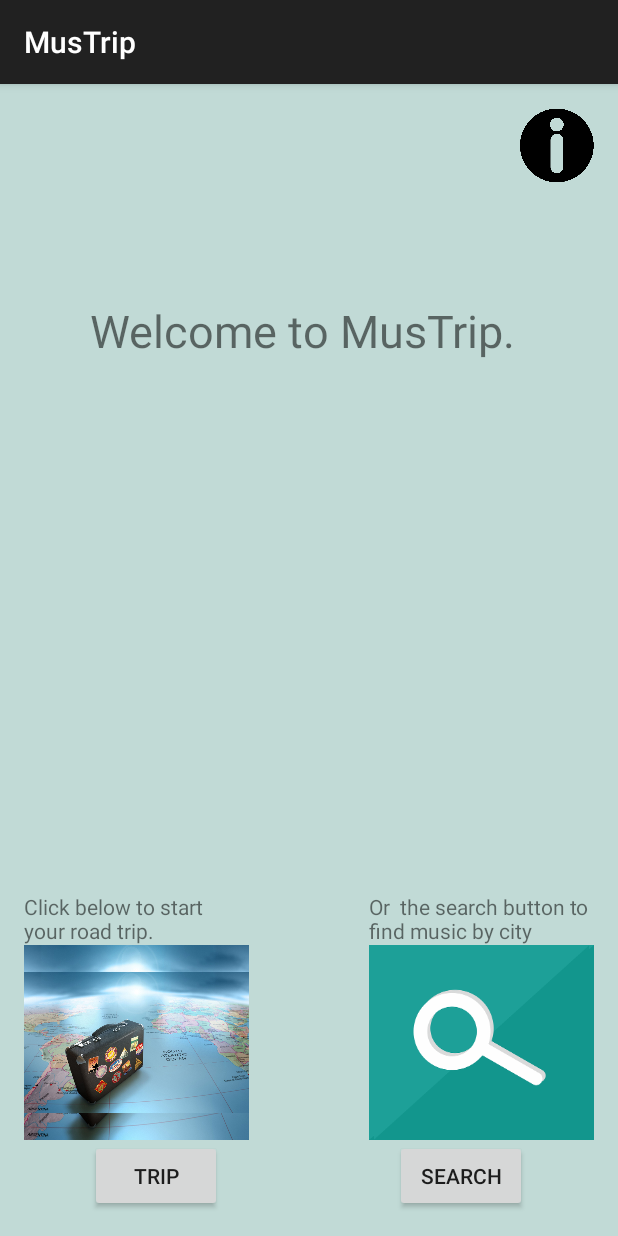
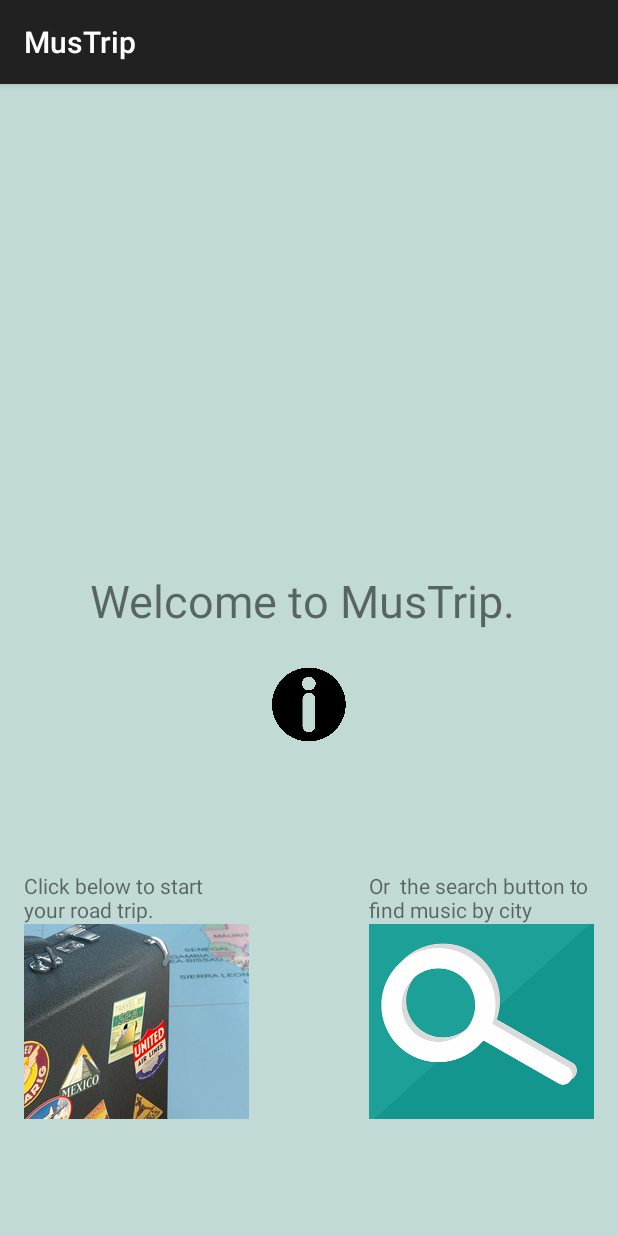
Before and after one commit to mcarri01/MusTrip, an Android app: the MainActivity screen opened directly, with no data from a screen before it, on a phone screen of 412 x 824 dp. Run offline under Robolectric (Android 15) with nearby library versions, the phone set to English and light mode, and no system bars; libraries missing offline, so code that uses them is left out: com.crashlytics.android, io.fabric.sdk; 1 statement that could not run was skipped.

Commit message:
enlarged queue, moved layout to top, changed color schemes and image buttons

```diff
--- a/MusTrip/app/src/main/java/com/xeno/MusTrip/MainActivity.java
+++ b/MusTrip/app/src/main/java/com/xeno/MusTrip/MainActivity.java
@@ -6,6 +6,7 @@ import android.support.v7.app.AppCompatActivity;
 import android.os.Bundle;
 import android.view.View;
 import android.widget.Button;
+import android.widget.ImageButton;
 import android.widget.ImageView;
 
 import com.crashlytics.android.Crashlytics;
@@ -15,8 +16,8 @@ import io.fabric.sdk.android.Fabric;
 
 public class MainActivity extends AppCompatActivity {
 
-    Button btnStart;
-    Button btnSearch;
+    ImageButton btnStart;
+    ImageButton btnSearch;
     ImageView about;
 
     @Override
@@ -32,7 +33,7 @@ public class MainActivity extends AppCompatActivity {
 
 
 
-        btnStart = (Button) findViewById(R.id.btnStart);
+        btnStart = (ImageButton) findViewById(R.id.trip);
         btnStart.setOnClickListener(new View.OnClickListener() {
             public void onClick(View v) {
                 Intent intent = new Intent(MainActivity.this,MapPlayer.class);
@@ -40,7 +41,7 @@ public class MainActivity extends AppCompatActivity {
                 startActivity(intent);
             }
         });
-        btnSearch = (Button) findViewById(R.id.btnSearch);
+        btnSearch = (ImageButton) findViewById(R.id.find);
         btnSearch.setOnClickListener(new View.OnClickListener() {
             public void onClick(View v) {
                 Intent intent = new Intent(MainActivity.this, CityFinder.class);
--- a/MusTrip/app/src/main/res/layout/activity_main.xml
+++ b/MusTrip/app/src/main/res/layout/activity_main.xml
@@ -19,48 +19,10 @@
         android:textSize="30sp"
         android:id="@+id/textView"
 
-        android:layout_below="@+id/about"
+        android:layout_alignBottom="@+id/about"
         android:layout_centerHorizontal="true"
-        android:layout_marginTop="78dp" />
+        android:layout_marginBottom="74dp" />
 
-    <Button
-        android:text="Trip"
-        android:layout_width="wrap_content"
-        android:layout_height="wrap_content"
-        android:id="@+id/btnStart"
-        android:layout_alignParentBottom="true"
-        android:layout_alignLeft="@+id/textView"
-        android:layout_alignStart="@+id/textView" />
-
-    <Button
-        android:layout_width="wrap_content"
-        android:layout_height="wrap_content"
-        android:text="Search"
-        android:id="@+id/btnSearch"
-
-        android:layout_alignParentBottom="true"
-        android:layout_alignRight="@+id/textView"
-        android:layout_alignEnd="@+id/textView" />
-
-    <ImageView
-        android:layout_width="150dp"
-        android:layout_height="130dp"
-        android:id="@+id/find"
-        android:background="@drawable/find"
-
-        android:layout_above="@+id/btnSearch"
-        android:layout_alignParentRight="true"
-        android:layout_alignParentEnd="true" />
-
-    <ImageView
-        android:layout_width="150dp"
-        android:layout_height="130dp"
-        android:id="@+id/trip"
-        android:background="@drawable/trip"
-        android:layout_alignBottom="@+id/find"
-        android:layout_alignParentLeft="true"
-        android:layout_alignParentStart="true"
-        android:layout_alignTop="@+id/find" />
 
     <TextView
         android:layout_width="wrap_content"
@@ -76,7 +38,7 @@
         android:layout_height="wrap_content"
         android:text="Or  the search button to find music by city"
         android:id="@+id/textView3"
-        android:layout_alignBottom="@+id/textView2"
+        android:layout_alignTop="@+id/textView2"
         android:layout_alignLeft="@+id/find"
         android:layout_alignStart="@+id/find" />
 
@@ -85,8 +47,28 @@
         android:layout_height="50dp"
         android:id="@+id/about"
         android:background="@drawable/about"
-        android:layout_alignParentTop="true"
-        android:layout_alignRight="@+id/textView3"
-        android:layout_alignEnd="@+id/textView3" />
+        android:layout_marginBottom="86dp"
+        android:layout_above="@+id/textView3"
+        android:layout_centerHorizontal="true" />
+
+    <ImageButton
+        android:layout_width="150dp"
+        android:layout_height="130dp"
+        android:id="@+id/trip"
+        android:background="@drawable/trip"
+        android:layout_alignTop="@+id/find"
+        android:layout_alignParentLeft="true"
+        android:layout_alignParentStart="true" />
+
+    <ImageButton
+        android:layout_width="150dp"
+        android:layout_height="130dp"
+        android:id="@+id/find"
+        android:background="@drawable/find"
+
+        android:layout_alignParentBottom="true"
+        android:layout_alignParentRight="true"
+        android:layout_alignParentEnd="true"
+        android:layout_marginBottom="62dp" />
 
 </RelativeLayout>
```
Also changed, not shown: MusTrip/app/src/main/java/com/xeno/MusTrip/ImageDownloader.java (deleted, +0 -52 lines), MusTrip/app/src/main/java/com/xeno/MusTrip/ImageQueue.java (deleted, +0 -54 lines), MusTrip/app/src/main/java/com/xeno/MusTrip/MySingleton.java (deleted, +0 -73 lines), MusTrip/app/src/main/java/com/xeno/mustrip/SongQueue.java (deleted, +0 -50 lines), MusTrip/app/src/main/res/layout-v17/activity_city_finder.xml (+15 -12 lines), MusTrip/app/src/main/res/layout/activity_map_player.xml (+12 -14 lines).
